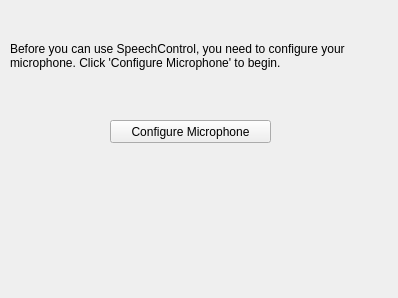
Qt form ui/wizards/quickstart/micasksetup.ui (GunioRobot/speechcontrol) before a commit.
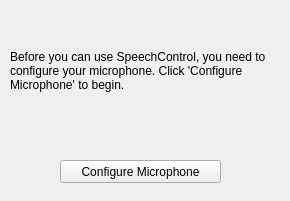
The same form after that commit.

```diff
--- a/ui/wizards/quickstart/micasksetup.ui
+++ b/ui/wizards/quickstart/micasksetup.ui
@@ -6,20 +6,14 @@
    <rect>
     <x>0</x>
     <y>0</y>
-    <width>398</width>
-    <height>298</height>
+    <width>290</width>
+    <height>201</height>
    </rect>
   </property>
-  <property name="minimumSize">
-   <size>
-    <width>398</width>
-    <height>298</height>
-   </size>
-  </property>
   <property name="maximumSize">
    <size>
-    <width>398</width>
-    <height>298</height>
+    <width>379</width>
+    <height>201</height>
    </size>
   </property>
   <property name="windowTitle">
@@ -35,9 +29,9 @@
    <property name="geometry">
     <rect>
      <x>10</x>
-     <y>20</y>
-     <width>371</width>
-     <height>71</height>
+     <y>10</y>
+     <width>261</width>
+     <height>121</height>
     </rect>
    </property>
    <property name="text">
@@ -50,8 +44,8 @@
   <widget class="QPushButton" name="pushButton">
    <property name="geometry">
     <rect>
-     <x>110</x>
-     <y>120</y>
+     <x>60</x>
+     <y>160</y>
      <width>161</width>
      <height>23</height>
     </rect>
```
